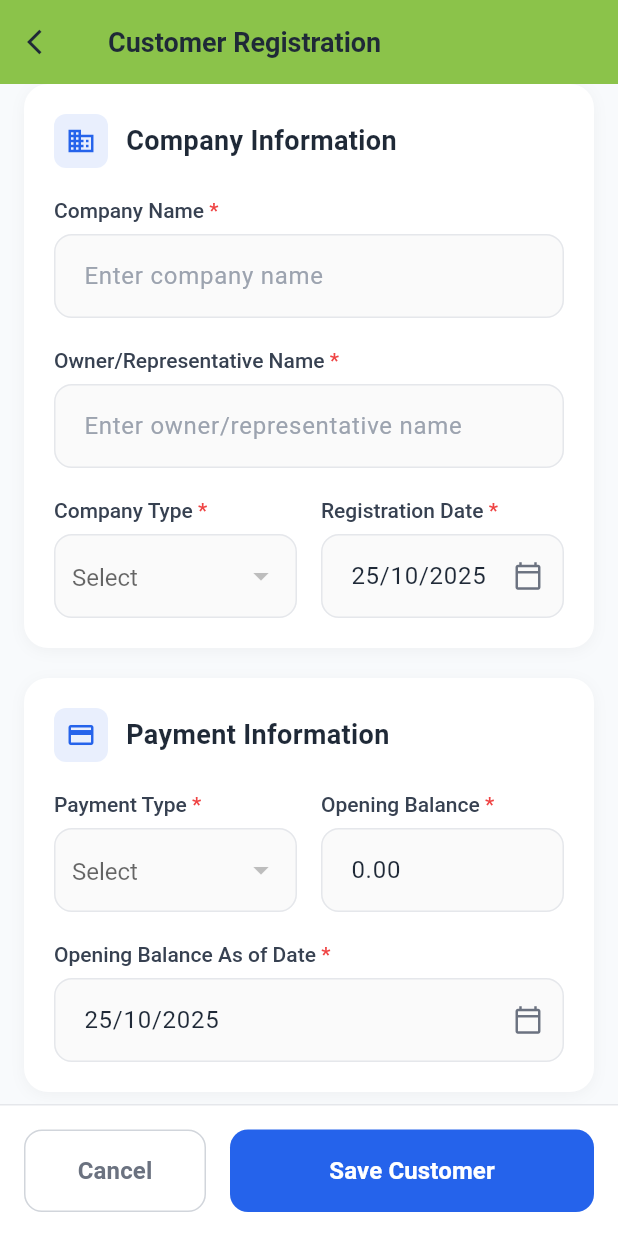
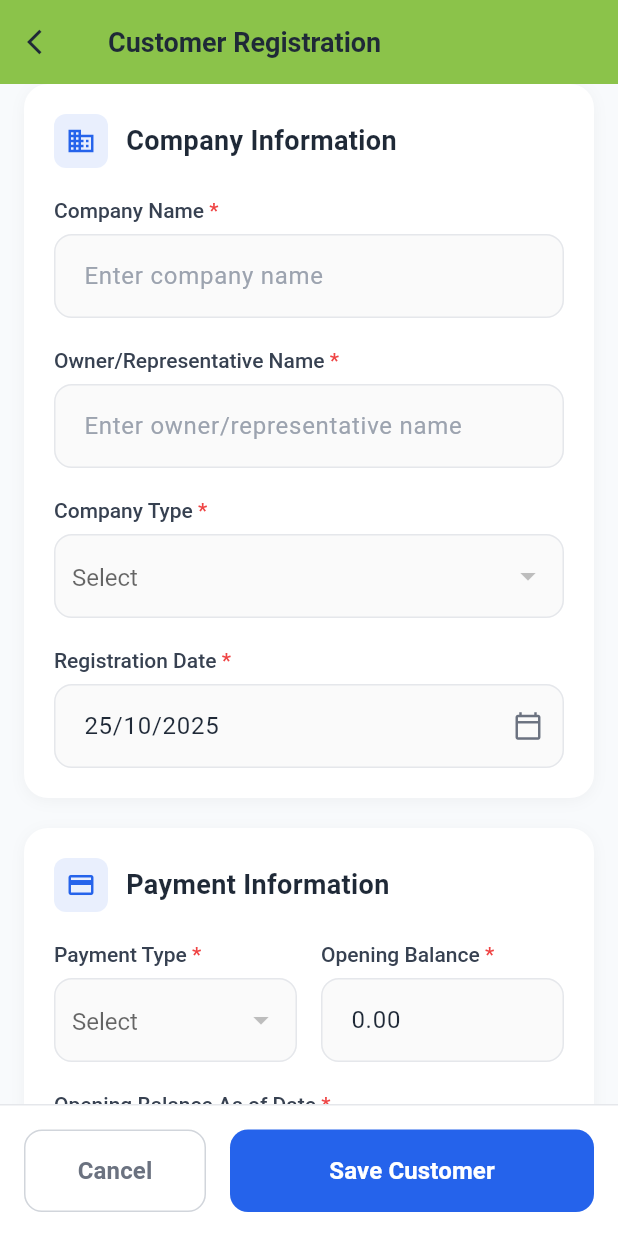
Before and after one commit to flutterdevalhamood/watan_afghan, a Flutter app: the CustomerDataScreen screen opened by its route, on a phone screen of 412 x 824 dp. Run offline on Flutter 3.47's test engine with Material 3 defaults, Android fonts, the phone set to English and light mode, and no system bars; our stand-ins replace cached_network_image, dio, file_picker, flutter_bloc, flutter_image_compress, flutter_riverpod and 8 more; missing offline and left inert: flutter_pdfview, syncfusion_flutter_pdfviewer; accounts and stored records are empty; generated files the repository leaves out were written again.

Commit message:
Fix : design change

```diff
--- a/lib/src/screens/customer/customer_data_screen.dart
+++ b/lib/src/screens/customer/customer_data_screen.dart
@@ -511,10 +511,7 @@ class _CustomerRegistrationScreenState extends State<CustomerDataScreen> {
                               isRequired: true,
                             ),
                             const SizedBox(height: 20),
-                            Row(
-                              children: [
-                                Expanded(
-                                  child: _buildDropdown(
+                            _buildDropdown(
                               key: _fieldKeys['companyType'],
                               value: controller.selectedCompanyTypeId,
                               items: controller.companyType ?? [],
@@ -522,17 +519,12 @@ class _CustomerRegistrationScreenState extends State<CustomerDataScreen> {
                               isRequired: true,
                               onChanged: controller.setCompanyType,
                             ),
-                                ),
-                                const SizedBox(width: 16),
-                                Expanded(
-                                  child: _buildDateField(
+                            const SizedBox(height: 20),
+                            _buildDateField(
                               key: _fieldKeys['registrationDate'],
                               controller: _registrationDateController,
                               label: 'Registration Date',
                               isRequired: true,
-                                  ),
-                                ),
-                              ],
                             ),
                           ],
                         ),
```
Lines whose indentation alone changed are shown as unchanged.
